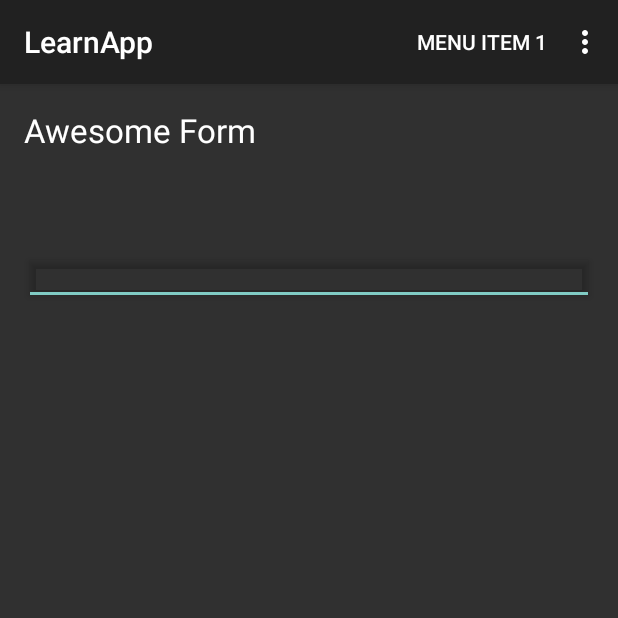
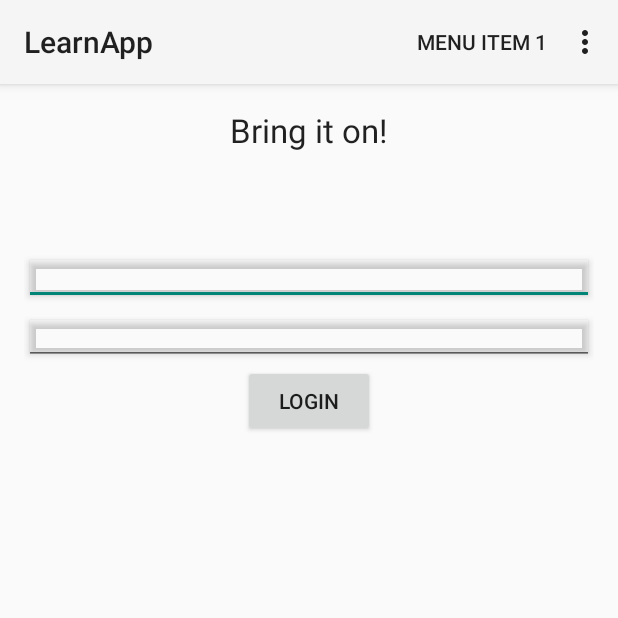
Before and after one commit to vishwajeetv/learningAndroid, an Android app: the screen it shows after launch (MainActivity), on a phone screen of 412 x 824 dp, the top half of it. Run offline under Robolectric (Android 15) with nearby library versions, the phone set to English and light mode, and no system bars.

Commit message:
Login form created

```diff
--- a/app/src/main/AndroidManifest.xml
+++ b/app/src/main/AndroidManifest.xml
@@ -7,7 +7,7 @@
         android:icon="@mipmap/ic_launcher"
         android:label="@string/app_name"
         android:supportsRtl="true"
-        android:theme="@style/android:Theme.Material">
+        android:theme="@style/AppTheme">
         <activity android:name=".MainActivity">
             <intent-filter>
                 <action android:name="android.intent.action.MAIN" />
--- a/app/src/main/res/layout/activity_main.xml
+++ b/app/src/main/res/layout/activity_main.xml
@@ -14,7 +14,7 @@
         android:layout_height="40dp"
         android:inputType="textEmailAddress"
         android:ems="10"
-        android:id="@+id/editText"
+        android:id="@+id/email"
         android:editable="true"
         android:elevation="3dp"
         android:enabled="true"
@@ -25,21 +25,37 @@
         android:layout_alignParentEnd="true"
         android:layout_marginTop="91dp" />
 
+    <EditText
+        android:layout_width="fill_parent"
+        android:layout_height="40dp"
+        android:inputType="textPassword"
+        android:ems="10"
+        android:id="@+id/password"
+        android:editable="true"
+        android:elevation="3dp"
+        android:enabled="true"
+        android:focusable="true"
+        android:focusableInTouchMode="true"
+        android:ellipsize="start"
+        android:layout_below="@+id/email"
+        android:layout_alignParentStart="true" />
+
     <TextView
         android:layout_width="wrap_content"
         android:layout_height="wrap_content"
         android:textAppearance="?android:attr/textAppearanceLarge"
-        android:text="Awesome Form"
-        android:id="@+id/textView"
-        android:layout_alignEnd="@+id/editText"
+        android:text="Bring it on!"
+        android:id="@+id/loginText"
         android:layout_alignParentTop="true"
-        android:layout_alignParentStart="true" />
+        android:layout_centerHorizontal="true" />
+
+    <Button
+        android:layout_width="wrap_content"
+        android:layout_height="wrap_content"
+        android:text="Login"
+        android:id="@+id/loginButton"
+        android:layout_below="@+id/password"
+        android:layout_centerHorizontal="true" />
 
 
-    <ListView
-        android:id="@+id/mobile_list"
-        android:layout_width="match_parent"
-        android:layout_height="wrap_content" >
-    </ListView>
-
 </RelativeLayout>
```
